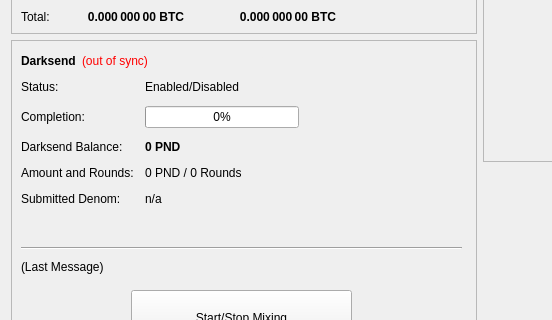
cryptoghass/source-V1.2, file src/qt/forms/overviewpage.ui: the form before one commit; both pictures show x 0 to 552 and y 182 to 502 of the 960 by 615 pixel window.
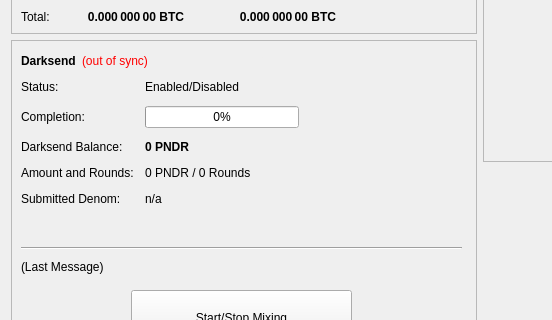
The form after the commit.

The edit to the form file:
```diff
--- a/src/qt/forms/overviewpage.ui
+++ b/src/qt/forms/overviewpage.ui
@@ -474,7 +474,7 @@
               </font>
              </property>
              <property name="text">
-              <string notr="true">0 PND</string>
+              <string notr="true">0 PNDR</string>
              </property>
             </widget>
            </item>
@@ -488,7 +488,7 @@
            <item row="3" column="1">
             <widget class="QLabel" name="labelAmountRounds">
              <property name="text">
-              <string>0 PND / 0 Rounds</string>
+              <string>0 PNDR / 0 Rounds</string>
              </property>
             </widget>
            </item>
```
Left out of the diff: 6 changed lines with no effect on the pictures.
